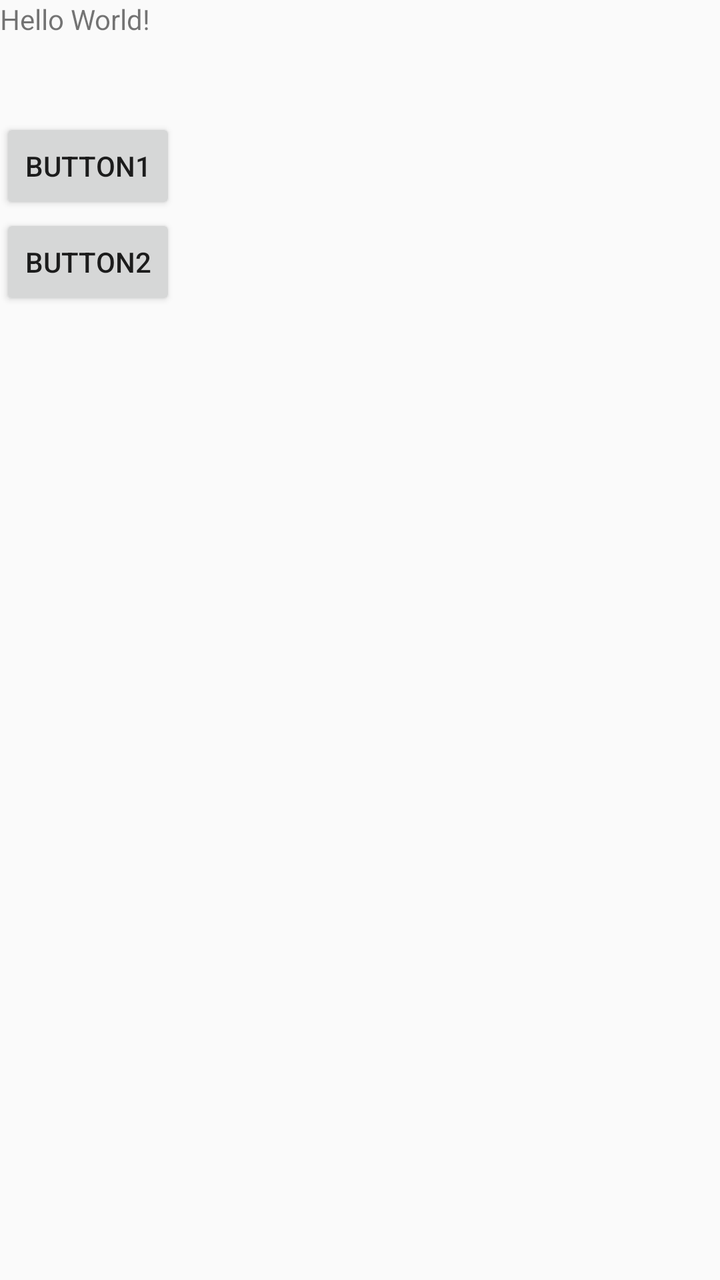
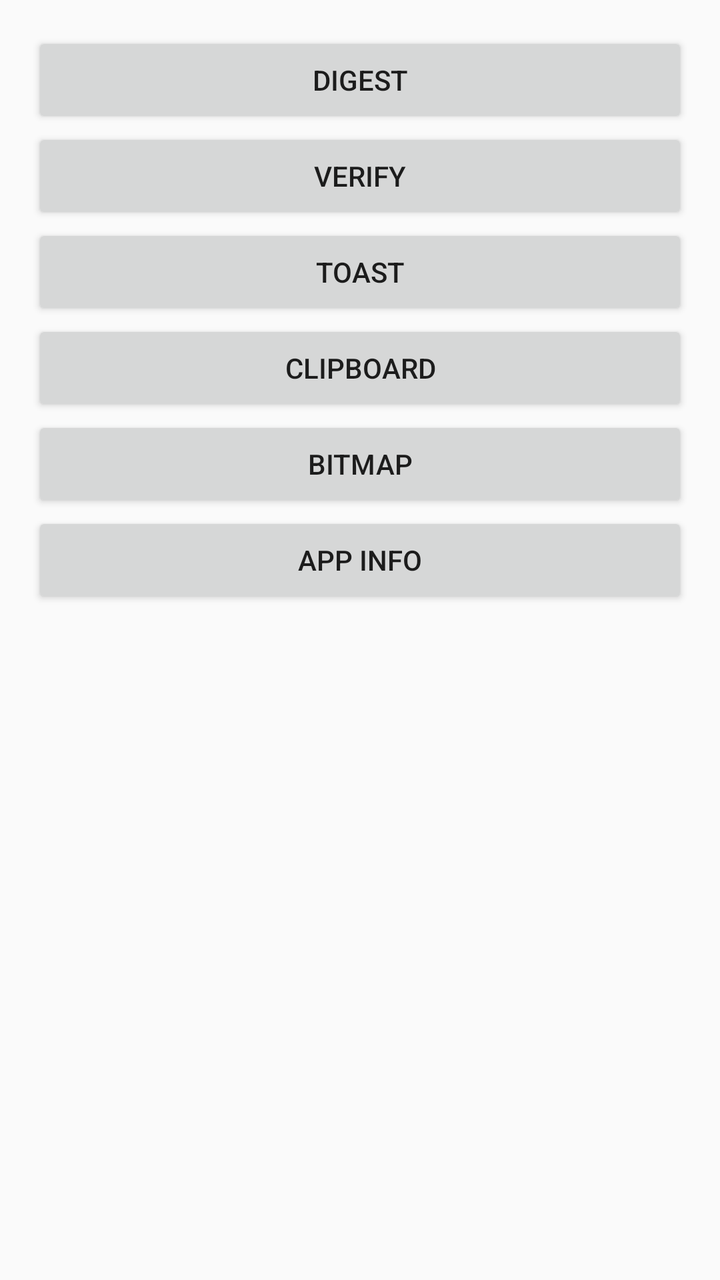

Two renders of the same Android screen: before a commit and after it. Below are the layout's source before the change and the commit's diff.
<!-- AndroidManifest.xml: application theme AppTheme -->
<!-- res/layout/activity_main.xml -->
<?xml version="1.0" encoding="utf-8"?>
<LinearLayout xmlns:android="http://schemas.android.com/apk/res/android"
    android:layout_width="match_parent"
    android:layout_height="match_parent"
    android:orientation="vertical">

    <TextView
        android:layout_width="wrap_content"
        android:layout_height="wrap_content"
        android:text="Hello World!" />

    <ImageView
        android:id="@+id/imageview"
        android:layout_width="wrap_content"
        android:layout_height="wrap_content"
        android:layout_margin="20dp" />

    <Button
        android:id="@+id/button1"
        android:layout_width="wrap_content"
        android:layout_height="wrap_content"
        android:onClick="click1"
        android:text="button1" />

    <Button
        android:id="@+id/button2"
        android:layout_width="wrap_content"
        android:layout_height="wrap_content"
        android:onClick="click2"
        android:text="button2" />

</LinearLayout>
<!-- resources referenced by this layout -->
<resources>
  <style name="AppTheme" parent="Theme.AppCompat.Light.DarkActionBar">
          
          <item name="colorPrimary">@color/colorPrimary</item>
          <item name="colorPrimaryDark">@color/colorPrimaryDark</item>
          <item name="colorAccent">@color/colorAccent</item>
      </style>
  <color name="colorPrimary">#3F51B5</color>
  <color name="colorPrimaryDark">#303F9F</color>
  <color name="colorAccent">#FF4081</color>
</resources>

<!-- the commit's change to res/layout/activity_main.xml (unified diff, before → after) -->
@@ -1,32 +1,62 @@
 <?xml version="1.0" encoding="utf-8"?>
-<LinearLayout xmlns:android="http://schemas.android.com/apk/res/android"
+<ScrollView xmlns:android="http://schemas.android.com/apk/res/android"
     android:layout_width="match_parent"
-    android:layout_height="match_parent"
-    android:orientation="vertical">
+    android:layout_height="match_parent">
 
-    <TextView
-        android:layout_width="wrap_content"
+    <LinearLayout
+        android:layout_width="match_parent"
         android:layout_height="wrap_content"
-        android:text="Hello World!" />
+        android:orientation="vertical"
+        android:padding="16dp">
 
-    <ImageView
-        android:id="@+id/imageview"
-        android:layout_width="wrap_content"
-        android:layout_height="wrap_content"
-        android:layout_margin="20dp" />
+        <Button
+            android:id="@+id/btn_digest"
+            android:layout_width="match_parent"
+            android:layout_height="wrap_content"
+            android:text="@string/demo_digest" />
 
-    <Button
-        android:id="@+id/button1"
-        android:layout_width="wrap_content"
-        android:layout_height="wrap_content"
-        android:onClick="click1"
-        android:text="button1" />
+        <Button
+            android:id="@+id/btn_verify"
+            android:layout_width="match_parent"
+            android:layout_height="wrap_content"
+            android:text="@string/demo_verify" />
 
-    <Button
-        android:id="@+id/button2"
-        android:layout_width="wrap_content"
-        android:layout_height="wrap_content"
-        android:onClick="click2"
-        android:text="button2" />
+        <Button
+            android:id="@+id/btn_toast"
+            android:layout_width="match_parent"
+            android:layout_height="wrap_content"
+            android:text="@string/demo_toast" />
 
-</LinearLayout>
+        <Button
+            android:id="@+id/btn_clipboard"
+            android:layout_width="match_parent"
+            android:layout_height="wrap_content"
+            android:text="@string/demo_clipboard" />
+
+        <Button
+            android:id="@+id/btn_bitmap"
+            android:layout_width="match_parent"
+            android:layout_height="wrap_content"
+            android:text="@string/demo_bitmap" />
+
+        <Button
+            android:id="@+id/btn_app"
+            android:layout_width="match_parent"
+            android:layout_height="wrap_content"
+            android:text="@string/demo_app" />
+
+        <ImageView
+            android:id="@+id/image"
+            android:layout_width="96dp"
+            android:layout_height="96dp"
+            android:layout_marginTop="12dp"
+            android:contentDescription="@null" />
+
+        <TextView
+            android:id="@+id/output"
+            android:layout_width="match_parent"
+            android:layout_height="wrap_content"
+            android:layout_marginTop="12dp"
+            android:textIsSelectable="true" />
+    </LinearLayout>
+</ScrollView>
<!-- resource entries referenced after the edit -->
@@ -1,13 +1,11 @@
 <!-- resources referenced by this layout -->
 <resources>
-  <style name="AppTheme" parent="Theme.AppCompat.Light.DarkActionBar">
-          
-          <item name="colorPrimary">@color/colorPrimary</item>
-          <item name="colorPrimaryDark">@color/colorPrimaryDark</item>
-          <item name="colorAccent">@color/colorAccent</item>
-      </style>
-  <color name="colorPrimary">#3F51B5</color>
-  <color name="colorPrimaryDark">#303F9F</color>
-  <color name="colorAccent">#FF4081</color>
+  <string name="demo_app">App info</string>
+  <string name="demo_bitmap">Bitmap</string>
+  <string name="demo_clipboard">Clipboard</string>
+  <string name="demo_digest">Digest</string>
+  <string name="demo_toast">Toast</string>
+  <string name="demo_verify">Verify</string>
+  <style name="AppTheme" parent="Theme.AppCompat.DayNight.DarkActionBar" />
 </resources>
 
